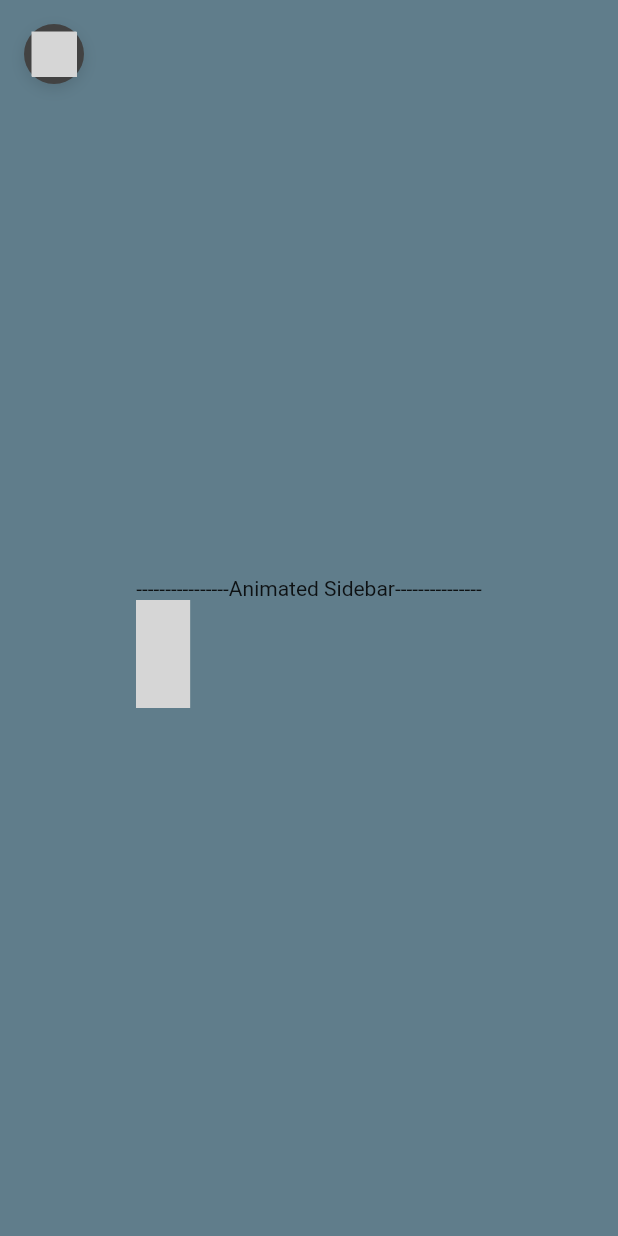
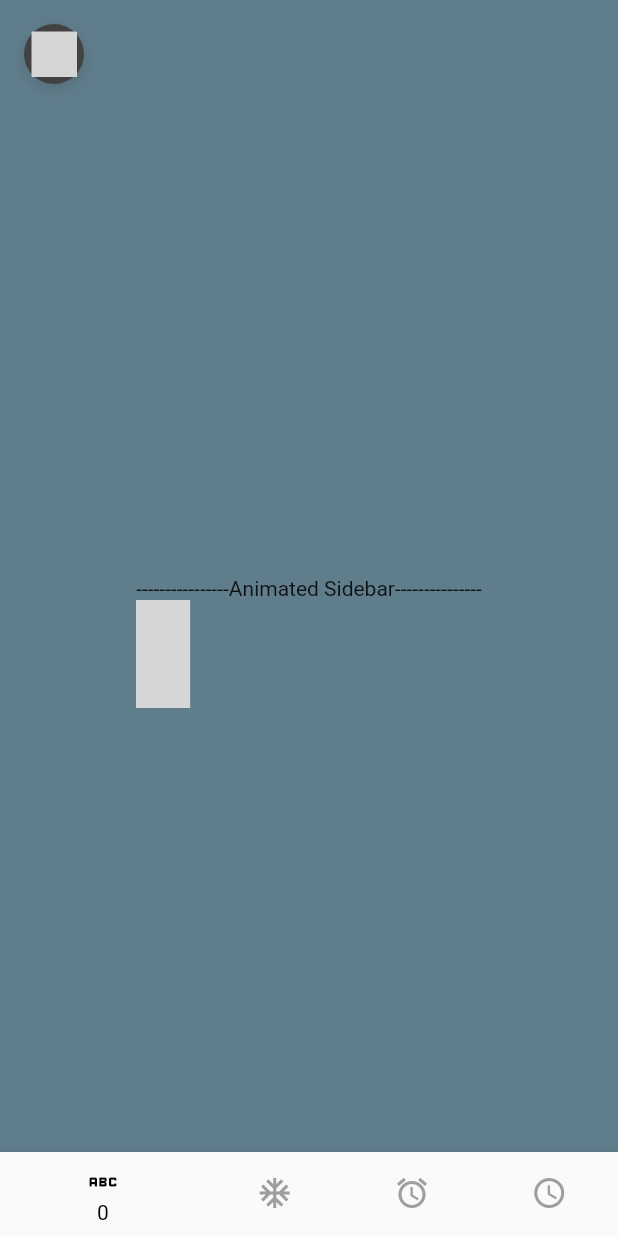
Before and after one commit to anirudhmpai/animated_drawer, a Flutter app: the screen it shows after launch, on a phone screen of 412 x 824 dp. Run offline on Flutter 3.47's test engine with Material 2 defaults, Android fonts, the phone set to English and light mode, and no system bars; drawn by our look-alikes of rive; grey boxes are pictures that could not be loaded.

```diff
--- a/lib/home.dart
+++ b/lib/home.dart
@@ -17,6 +17,7 @@ class HomePage extends StatefulWidget {
 
 class _HomePageState extends State<HomePage>
     with SingleTickerProviderStateMixin {
+  int indexCurrent = 0;
   late SMIBool homeTrigger;
   late SMIBool timerTrigger;
   late SMIBool isDrawerOpen;
@@ -57,6 +58,45 @@ class _HomePageState extends State<HomePage>
         backgroundColor: Colors.blueGrey.shade900,
         resizeToAvoidBottomInset: false,
         extendBody: true,
+        bottomNavigationBar: AnimatedOpacity(
+          duration: const Duration(milliseconds: 100),
+          opacity: isSideMenuOpen ? drawerAnimation.value / 100 : 1,
+          child: Transform.translate(
+            offset: Offset(0, drawerAnimation.value * 100),
+            child: SafeArea(
+              child: BottomNavigationBar(
+                  currentIndex: indexCurrent,
+                  onTap: (value) {
+                    indexCurrent = value;
+                    setState(() {});
+                  },
+                  selectedItemColor: Colors.black,
+                  unselectedItemColor: Colors.grey,
+                  items: const [
+                    BottomNavigationBarItem(
+                        label: '0',
+                        icon: Icon(
+                          Icons.abc,
+                        )),
+                    BottomNavigationBarItem(
+                        label: '1',
+                        icon: Icon(
+                          Icons.ac_unit,
+                        )),
+                    BottomNavigationBarItem(
+                        label: '2',
+                        icon: Icon(
+                          Icons.access_alarm,
+                        )),
+                    BottomNavigationBarItem(
+                        label: '3',
+                        icon: Icon(
+                          Icons.access_time,
+                        )),
+                  ]),
+            ),
+          ),
+        ),
         body: SwipeDetector(
           onSwipeRight: () => toggleDrawer(),
           onSwipeLeft: () => toggleDrawer(),
```
